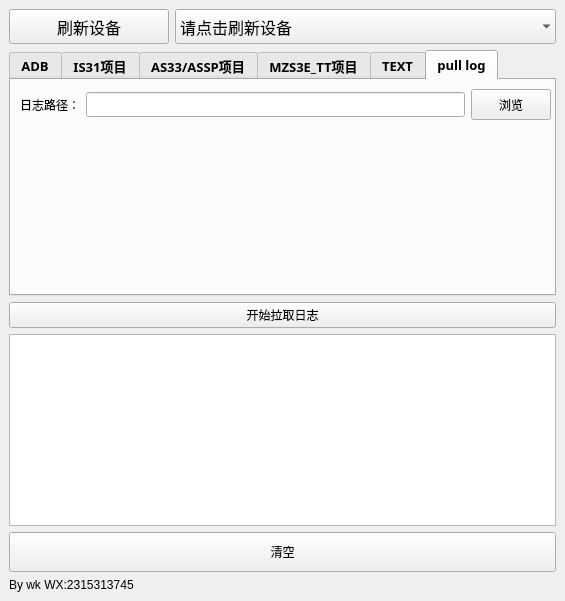
Qt form adbtool.ui (wangke956/ADBTools) before a commit.
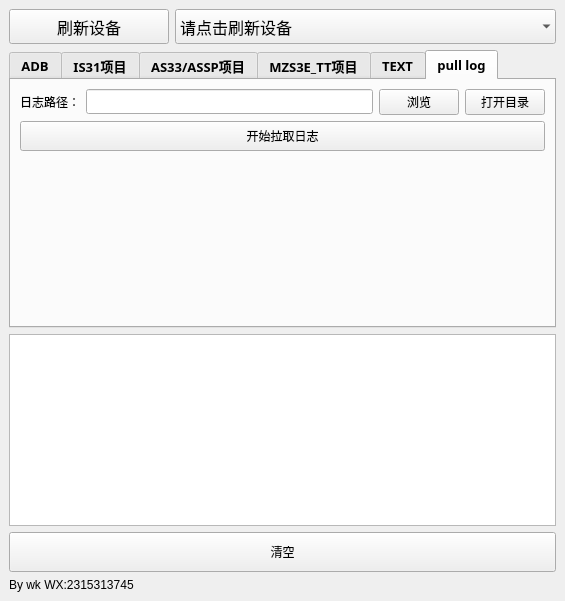
The same form after that commit.

Commit message: 添加拉取log功能

```diff
--- a/adbtool.ui
+++ b/adbtool.ui
@@ -1100,15 +1100,10 @@
        <attribute name="title">
         <string>pull log</string>
        </attribute>
-       <widget class="QWidget" name="">
-        <property name="geometry">
-         <rect>
-          <x>9</x>
-          <y>9</y>
-          <width>531</width>
-          <height>31</height>
-         </rect>
-        </property>
+       <layout class="QFormLayout" name="formLayout_7">
+        <item row="0" column="0" colspan="2">
+         <layout class="QVBoxLayout" name="verticalLayout">
+          <item>
         <layout class="QHBoxLayout" name="horizontalLayout">
          <item>
           <widget class="QLabel" name="label_log_path">
@@ -1152,16 +1147,32 @@
            </property>
           </widget>
          </item>
-        </layout>
-       </widget>
-      </widget>
-     </widget>
+            <item>
+             <widget class="QPushButton" name="open_path_buttom">
+              <property name="text">
+               <string>打开目录</string>
+              </property>
+             </widget>
+            </item>
+           </layout>
     </item>
     <item>
      <widget class="QPushButton" name="pull_log_button">
+            <property name="minimumSize">
+             <size>
+              <width>0</width>
+              <height>30</height>
+             </size>
+            </property>
       <property name="text">
        <string>开始拉取日志</string>
       </property>
+           </widget>
+          </item>
+         </layout>
+        </item>
+       </layout>
+      </widget>
      </widget>
     </item>
     <item>
```
Lines whose indentation alone changed are shown as unchanged. The commit also changes 2 other files.
